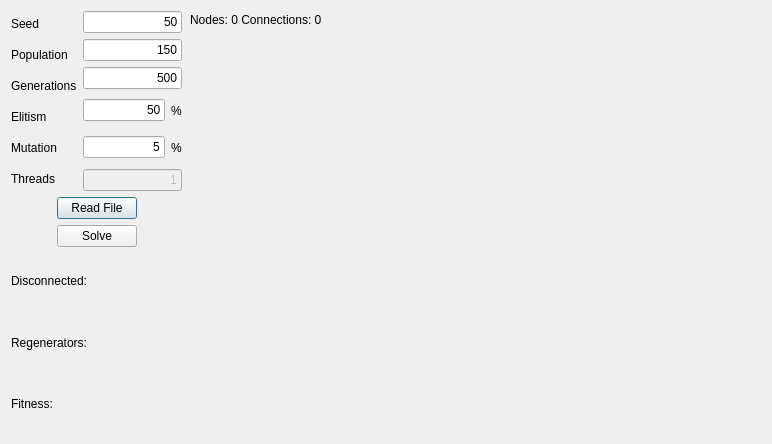
This is geneticdialog.ui in xQsme/RLP_Qt as Qt 5 draws it before an edit. The edited form follows.
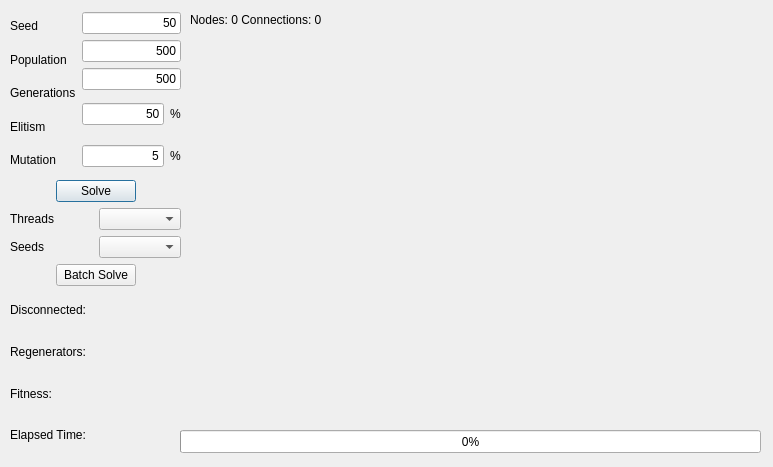
This is the edited form.

The edit to the form file:
```diff
--- a/geneticdialog.ui
+++ b/geneticdialog.ui
@@ -6,13 +6,26 @@
    <rect>
     <x>0</x>
     <y>0</y>
-    <width>772</width>
-    <height>444</height>
+    <width>773</width>
+    <height>467</height>
    </rect>
   </property>
   <property name="windowTitle">
    <string>RLP - Genetic Algorithm</string>
   </property>
+  <widget class="QProgressBar" name="progressBar">
+   <property name="geometry">
+    <rect>
+     <x>180</x>
+     <y>430</y>
+     <width>581</width>
+     <height>23</height>
+    </rect>
+   </property>
+   <property name="value">
+    <number>0</number>
+   </property>
+  </widget>
   <widget class="QLabel" name="labelNodes">
    <property name="geometry">
     <rect>
@@ -29,9 +42,9 @@
   <widget class="QWidget" name="gridLayoutWidget">
    <property name="geometry">
     <rect>
-     <x>180</x>
+     <x>190</x>
      <y>27</y>
-     <width>581</width>
+     <width>571</width>
      <height>401</height>
     </rect>
    </property>
@@ -44,10 +57,10 @@
   <widget class="QWidget" name="layoutWidget">
    <property name="geometry">
     <rect>
-     <x>11</x>
-     <y>11</y>
+     <x>10</x>
+     <y>12</y>
      <width>171</width>
-     <height>421</height>
+     <height>441</height>
     </rect>
    </property>
    <layout class="QVBoxLayout" name="verticalLayout_4">
@@ -105,16 +118,6 @@
           </property>
          </widget>
         </item>
-        <item>
-         <widget class="QLabel" name="label_6">
-          <property name="text">
-           <string>Threads</string>
-          </property>
-          <property name="buddy">
-           <cstring>lineEditThreads</cstring>
-          </property>
-         </widget>
-        </item>
        </layout>
       </item>
       <item>
@@ -135,7 +138,7 @@
         <item>
          <widget class="QLineEdit" name="lineEditPopulation">
           <property name="text">
-           <string>150</string>
+           <string>500</string>
           </property>
           <property name="alignment">
            <set>Qt::AlignRight|Qt::AlignTrailing|Qt::AlignVCenter</set>
@@ -194,22 +197,6 @@
           </item>
          </layout>
         </item>
-        <item>
-         <widget class="QLineEdit" name="lineEditThreads">
-          <property name="enabled">
-           <bool>false</bool>
-          </property>
-          <property name="text">
-           <string>1</string>
-          </property>
-          <property name="alignment">
-           <set>Qt::AlignRight|Qt::AlignTrailing|Qt::AlignVCenter</set>
-          </property>
-          <property name="readOnly">
-           <bool>false</bool>
-          </property>
-         </widget>
-        </item>
        </layout>
       </item>
      </layout>
@@ -232,7 +219,7 @@
       <item>
        <widget class="QPushButton" name="pushButtonRead">
         <property name="text">
-         <string>Read File</string>
+         <string>Solve</string>
         </property>
        </widget>
       </item>
@@ -251,6 +238,48 @@
       </item>
      </layout>
     </item>
+    <item>
+     <layout class="QHBoxLayout" name="horizontalLayout_6">
+      <item>
+       <widget class="QLabel" name="label_6">
+        <property name="text">
+         <string>Threads</string>
+        </property>
+       </widget>
+      </item>
+      <item>
+       <widget class="QComboBox" name="comboBoxThreads">
+        <property name="currentText">
+         <string/>
+        </property>
+        <property name="maxVisibleItems">
+         <number>5</number>
+        </property>
+       </widget>
+      </item>
+     </layout>
+    </item>
+    <item>
+     <layout class="QHBoxLayout" name="horizontalLayout_7">
+      <item>
+       <widget class="QLabel" name="label_7">
+        <property name="text">
+         <string>Seeds</string>
+        </property>
+       </widget>
+      </item>
+      <item>
+       <widget class="QComboBox" name="comboBoxSeeds">
+        <property name="currentText">
+         <string/>
+        </property>
+        <property name="maxVisibleItems">
+         <number>5</number>
+        </property>
+       </widget>
+      </item>
+     </layout>
+    </item>
     <item>
      <layout class="QHBoxLayout" name="horizontalLayout_2">
       <item>
@@ -269,7 +298,7 @@
       <item>
        <widget class="QPushButton" name="pushButtonSolve">
         <property name="text">
-         <string>Solve</string>
+         <string>Batch Solve</string>
         </property>
        </widget>
       </item>
@@ -311,6 +340,13 @@
         </property>
        </widget>
       </item>
+      <item>
+       <widget class="QLabel" name="labelElapsed">
+        <property name="text">
+         <string>Elapsed Time:</string>
+        </property>
+       </widget>
+      </item>
      </layout>
     </item>
    </layout>
```
